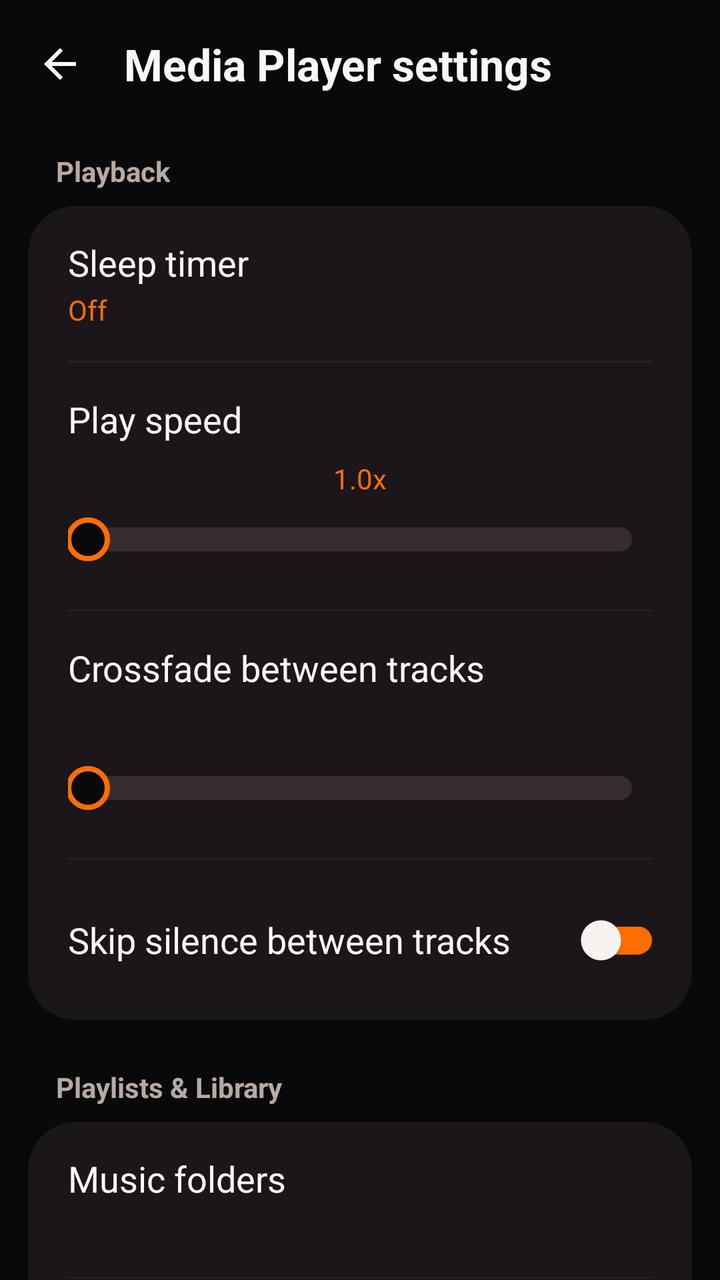
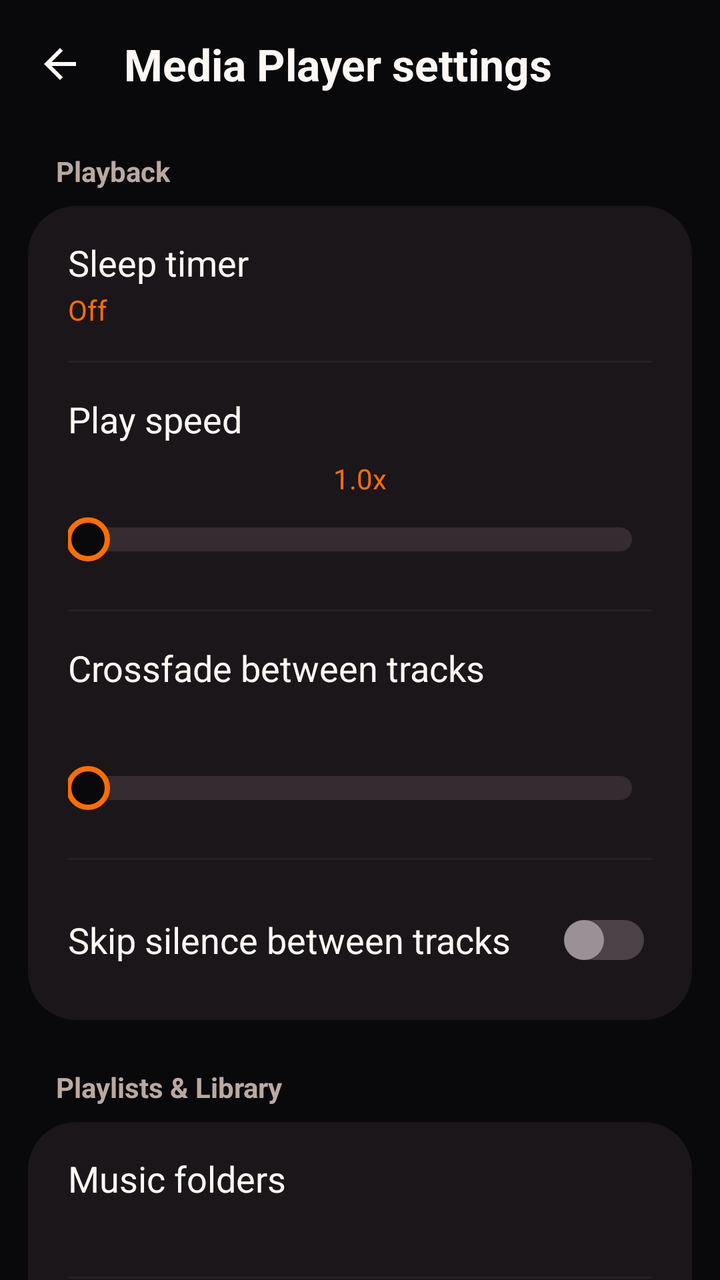

The first picture is an Android layout as it rendered before a commit; the second is the same layout after the commit. The layout source and the unified diff follow.
<!-- AndroidManifest.xml: application theme Theme.Mediaplayer -->
<!-- res/layout/fragment_settings.xml -->
<?xml version="1.0" encoding="utf-8"?>
<LinearLayout xmlns:android="http://schemas.android.com/apk/res/android"
    xmlns:app="http://schemas.android.com/apk/res-auto"
    android:layout_width="match_parent"
    android:layout_height="match_parent"
    android:background="@color/background"
    android:orientation="vertical">

    
    <LinearLayout
        android:layout_width="match_parent"
        android:layout_height="64dp"
        android:gravity="center_vertical"
        android:orientation="horizontal"
        android:paddingStart="6dp"
        android:paddingEnd="16dp">

        <FrameLayout
            android:id="@+id/settingsBack"
            android:layout_width="48dp"
            android:layout_height="48dp"
            android:background="@drawable/player_cell_bg"
            android:clickable="true"
            android:contentDescription="@string/settings_back"
            android:focusable="true">

            <ImageView
                android:layout_width="24dp"
                android:layout_height="24dp"
                android:layout_gravity="center"
                android:contentDescription="@null"
                android:src="@drawable/player_ic_back"
                android:tint="@color/text_primary" />
        </FrameLayout>

        <TextView
            android:layout_width="wrap_content"
            android:layout_height="wrap_content"
            android:layout_marginStart="8dp"
            android:text="@string/settings_header_title"
            android:textColor="@color/text_primary"
            android:textSize="22sp"
            android:textStyle="bold" />
    </LinearLayout>

    <ScrollView
        android:layout_width="match_parent"
        android:layout_height="0dp"
        android:layout_weight="1"
        android:clipToPadding="false"
        android:paddingBottom="36dp"
        android:scrollbars="none">

        <LinearLayout
            android:layout_width="match_parent"
            android:layout_height="wrap_content"
            android:orientation="vertical"
            android:paddingStart="14dp"
            android:paddingEnd="14dp">

            
            <TextView
                android:layout_width="wrap_content"
                android:layout_height="wrap_content"
                android:layout_marginStart="14dp"
                android:layout_marginTop="12dp"
                android:layout_marginBottom="8dp"
                android:text="@string/settings_section_playback"
                android:textColor="@color/text_secondary"
                android:textSize="14sp"
                android:textStyle="bold" />

            <LinearLayout
                android:layout_width="match_parent"
                android:layout_height="wrap_content"
                android:background="@drawable/settings_card_bg"
                android:orientation="vertical">

                
                <LinearLayout
                    android:id="@+id/settingsRowSleepTimer"
                    android:layout_width="match_parent"
                    android:layout_height="wrap_content"
                    android:background="@drawable/settings_item_bg"
                    android:clickable="true"
                    android:focusable="true"
                    android:orientation="vertical"
                    android:paddingStart="20dp"
                    android:paddingTop="16dp"
                    android:paddingEnd="20dp"
                    android:paddingBottom="16dp">

                    <TextView
                        android:layout_width="match_parent"
                        android:layout_height="wrap_content"
                        android:text="@string/menu_sleep_timer"
                        android:textColor="@color/text_primary"
                        android:textSize="18sp" />

                    <TextView
                        android:id="@+id/settingsSleepTimerSummary"
                        android:layout_width="match_parent"
                        android:layout_height="wrap_content"
                        android:layout_marginTop="2dp"
                        android:text="@string/settings_crossfade_off"
                        android:textColor="@color/accent"
                        android:textSize="14sp" />
                </LinearLayout>

                <View
                    android:layout_width="match_parent"
                    android:layout_height="1dp"
                    android:layout_marginStart="20dp"
                    android:layout_marginEnd="20dp"
                    android:background="@color/divider" />

                
                <LinearLayout
                    android:layout_width="match_parent"
                    android:layout_height="wrap_content"
                    android:orientation="vertical"
                    android:paddingStart="20dp"
                    android:paddingTop="16dp"
                    android:paddingEnd="20dp"
                    android:paddingBottom="18dp">

                    <TextView
                        android:layout_width="match_parent"
                        android:layout_height="wrap_content"
                        android:text="@string/settings_play_speed_title"
                        android:textColor="@color/text_primary"
                        android:textSize="18sp" />

                    <TextView
                        android:id="@+id/settingsPlaySpeedValue"
                        android:layout_width="match_parent"
                        android:layout_height="wrap_content"
                        android:layout_marginTop="8dp"
                        android:gravity="center_horizontal"
                        android:text="1.0x"
                        android:textColor="@color/accent"
                        android:textSize="14sp" />

                    <SeekBar
                        android:id="@+id/settingsPlaySpeed"
                        android:layout_width="match_parent"
                        android:layout_height="34dp"
                        android:layout_marginTop="4dp"
                        android:contentDescription="@string/settings_play_speed_title"
                        android:maxHeight="12dp"
                        android:minHeight="12dp"
                        android:paddingStart="10dp"
                        android:paddingEnd="10dp"
                        android:progressDrawable="@drawable/settings_seek_progress"
                        android:splitTrack="false"
                        android:thumb="@drawable/settings_seek_thumb" />
                </LinearLayout>

                <View
                    android:layout_width="match_parent"
                    android:layout_height="1dp"
                    android:layout_marginStart="20dp"
                    android:layout_marginEnd="20dp"
                    android:background="@color/divider" />

                
                <LinearLayout
                    android:layout_width="match_parent"
                    android:layout_height="wrap_content"
                    android:orientation="vertical"
                    android:paddingStart="20dp"
                    android:paddingTop="16dp"
                    android:paddingEnd="20dp"
                    android:paddingBottom="18dp">

                    <TextView
                        android:layout_width="match_parent"
                        android:layout_height="wrap_content"
                        android:text="@string/settings_crossfade_row_title"
                        android:textColor="@color/text_primary"
                        android:textSize="18sp" />

                    <TextView
                        android:id="@+id/settingsCrossfadeValue"
                        android:layout_width="match_parent"
                        android:layout_height="wrap_content"
                        android:layout_marginTop="8dp"
                        android:gravity="center_horizontal"
                        android:textColor="@color/accent"
                        android:textSize="14sp" />

                    <SeekBar
                        android:id="@+id/settingsCrossfade"
                        android:layout_width="match_parent"
                        android:layout_height="34dp"
                        android:layout_marginTop="4dp"
                        android:contentDescription="@string/settings_crossfade_row_title"
                        android:maxHeight="12dp"
                        android:minHeight="12dp"
                        android:paddingStart="10dp"
                        android:paddingEnd="10dp"
                        android:progressDrawable="@drawable/settings_seek_progress"
                        android:splitTrack="false"
                        android:thumb="@drawable/settings_seek_thumb" />
                </LinearLayout>

                <View
                    android:layout_width="match_parent"
                    android:layout_height="1dp"
                    android:layout_marginStart="20dp"
                    android:layout_marginEnd="20dp"
                    android:background="@color/divider" />

                
                <LinearLayout
                    android:id="@+id/settingsRowSkipSilence"
                    android:layout_width="match_parent"
                    android:layout_height="wrap_content"
                    android:background="@drawable/settings_item_bg"
                    android:clickable="true"
                    android:focusable="true"
                    android:gravity="center_vertical"
                    android:orientation="horizontal"
                    android:paddingStart="20dp"
                    android:paddingTop="16dp"
                    android:paddingEnd="16dp"
                    android:paddingBottom="16dp">

                    <TextView
                        android:layout_width="0dp"
                        android:layout_height="wrap_content"
                        android:layout_weight="1"
                        android:text="@string/settings_skip_silence_title"
                        android:textColor="@color/text_primary"
                        android:textSize="18sp" />

                    <androidx.appcompat.widget.SwitchCompat
                        android:id="@+id/settingsSwitchSkipSilence"
                        android:layout_width="wrap_content"
                        android:layout_height="wrap_content"
                        app:thumbTint="@color/text_primary"
                        app:trackTint="@color/accent" />
                </LinearLayout>
            </LinearLayout>

            
            <TextView
                android:layout_width="wrap_content"
                android:layout_height="wrap_content"
                android:layout_marginStart="14dp"
                android:layout_marginTop="24dp"
                android:layout_marginBottom="8dp"
                android:text="@string/settings_section_playlists"
                android:textColor="@color/text_secondary"
                android:textSize="14sp"
                android:textStyle="bold" />

            <LinearLayout
                android:layout_width="match_parent"
                android:layout_height="wrap_content"
                android:background="@drawable/settings_card_bg"
                android:orientation="vertical">

                
                <LinearLayout
                    android:id="@+id/settingsRowFolders"
                    android:layout_width="match_parent"
                    android:layout_height="wrap_content"
                    android:background="@drawable/settings_item_bg"
                    android:clickable="true"
                    android:focusable="true"
                    android:orientation="vertical"
                    android:paddingStart="20dp"
                    android:paddingTop="16dp"
                    android:paddingEnd="20dp"
                    android:paddingBottom="16dp">

                    <TextView
                        android:layout_width="match_parent"
                        android:layout_height="wrap_content"
                        android:text="@string/settings_folders_row_title"
                        android:textColor="@color/text_primary"
                        android:textSize="18sp" />

                    <TextView
                        android:id="@+id/settingsFoldersSummary"
                        android:layout_width="match_parent"
                        android:layout_height="wrap_content"
                        android:layout_marginTop="2dp"
                        android:textColor="@color/accent"
                        android:textSize="14sp" />
                </LinearLayout>

                <View
                    android:layout_width="match_parent"
                    android:layout_height="1dp"
                    android:layout_marginStart="20dp"
                    android:layout_marginEnd="20dp"
                    android:background="@color/divider" />

                
                <LinearLayout
                    android:id="@+id/settingsRescan"
                    android:layout_width="match_parent"
                    android:layout_height="wrap_content"
                    android:background="@drawable/settings_item_bg"
                    android:clickable="true"
                    android:focusable="true"
                    android:orientation="vertical"
                    android:paddingStart="20dp"
                    android:paddingTop="16dp"
                    android:paddingEnd="20dp"
                    android:paddingBottom="16dp">

                    <TextView
                        android:layout_width="match_parent"
                        android:layout_height="wrap_content"
                        android:text="@string/library_rescan"
                        android:textColor="@color/text_primary"
                        android:textSize="18sp" />

                    <TextView
                        android:id="@+id/settingsScan"
                        android:layout_width="match_parent"
                        android:layout_height="wrap_content"
                        android:layout_marginTop="2dp"
                        android:textColor="@color/accent"
                        android:textSize="14sp" />
                </LinearLayout>

                <View
                    android:layout_width="match_parent"
                    android:layout_height="1dp"
                    android:layout_marginStart="20dp"
                    android:layout_marginEnd="20dp"
                    android:background="@color/divider" />

                
                <LinearLayout
                    android:id="@+id/settingsRowSeparator"
                    android:layout_width="match_parent"
                    android:layout_height="wrap_content"
                    android:background="@drawable/settings_item_bg"
                    android:clickable="true"
                    android:focusable="true"
                    android:orientation="vertical"
                    android:paddingStart="20dp"
                    android:paddingTop="16dp"
                    android:paddingEnd="20dp"
                    android:paddingBottom="16dp">

                    <TextView
                        android:layout_width="match_parent"
                        android:layout_height="wrap_content"
                        android:text="@string/settings_separator_row_title"
                        android:textColor="@color/text_primary"
                        android:textSize="18sp" />

                    <TextView
                        android:id="@+id/settingsPreview"
                        android:layout_width="match_parent"
                        android:layout_height="wrap_content"
                        android:layout_marginTop="2dp"
                        android:ellipsize="end"
                        android:maxLines="2"
                        android:textColor="@color/accent"
                        android:textSize="14sp" />
                </LinearLayout>

                <View
                    android:layout_width="match_parent"
                    android:layout_height="1dp"
                    android:layout_marginStart="20dp"
                    android:layout_marginEnd="20dp"
                    android:background="@color/divider" />

                
                <LinearLayout
                    android:id="@+id/settingsRowNoDuplicates"
                    android:layout_width="match_parent"
                    android:layout_height="wrap_content"
                    android:background="@drawable/settings_item_bg"
                    android:clickable="true"
                    android:focusable="true"
                    android:gravity="center_vertical"
                    android:orientation="horizontal"
                    android:paddingStart="20dp"
                    android:paddingTop="16dp"
                    android:paddingEnd="16dp"
                    android:paddingBottom="16dp">

                    <LinearLayout
                        android:layout_width="0dp"
                        android:layout_height="wrap_content"
                        android:layout_weight="1"
                        android:orientation="vertical">

                        <TextView
                            android:layout_width="match_parent"
                            android:layout_height="wrap_content"
                            android:text="@string/settings_no_duplicates_title"
                            android:textColor="@color/text_primary"
                            android:textSize="18sp" />

                        <TextView
                            android:layout_width="match_parent"
                            android:layout_height="wrap_content"
                            android:layout_marginTop="2dp"
                            android:text="@string/settings_no_duplicates_sub"
                            android:textColor="@color/text_secondary"
                            android:textSize="14sp" />
                    </LinearLayout>

                    <androidx.appcompat.widget.SwitchCompat
                        android:id="@+id/settingsSwitchNoDuplicates"
                        android:layout_width="wrap_content"
                        android:layout_height="wrap_content"
                        app:thumbTint="@color/text_primary"
                        app:trackTint="@color/accent" />
                </LinearLayout>
            </LinearLayout>

            
            <TextView
                android:layout_width="wrap_content"
                android:layout_height="wrap_content"
                android:layout_marginStart="14dp"
                android:layout_marginTop="24dp"
                android:layout_marginBottom="8dp"
                android:text="@string/settings_section_ai"
                android:textColor="@color/text_secondary"
                android:textSize="14sp"
                android:textStyle="bold" />

            <LinearLayout
                android:layout_width="match_parent"
                android:layout_height="wrap_content"
                android:background="@drawable/settings_card_bg"
                android:orientation="vertical">

                
                <LinearLayout
                    android:id="@+id/settingsRowAiServer"
                    android:layout_width="match_parent"
                    android:layout_height="wrap_content"
                    android:background="@drawable/settings_item_bg"
                    android:clickable="true"
                    android:focusable="true"
                    android:orientation="vertical"
                    android:paddingStart="20dp"
                    android:paddingTop="16dp"
                    android:paddingEnd="20dp"
                    android:paddingBottom="16dp">

                    <TextView
                        android:layout_width="match_parent"
                        android:layout_height="wrap_content"
                        android:text="@string/mashup_server_title"
                        android:textColor="@color/text_primary"
                        android:textSize="18sp" />

                    <TextView
                        android:id="@+id/settingsAiServerSummary"
                        android:layout_width="match_parent"
                        android:layout_height="wrap_content"
                        android:layout_marginTop="2dp"
                        android:textColor="@color/accent"
                        android:textSize="14sp" />
                </LinearLayout>

                <View
                    android:layout_width="match_parent"
                    android:layout_height="1dp"
                    android:layout_marginStart="20dp"
                    android:layout_marginEnd="20dp"
                    android:background="@color/divider" />

                
                <LinearLayout
                    android:id="@+id/settingsAiDiscover"
                    android:layout_width="match_parent"
                    android:layout_height="wrap_content"
                    android:background="@drawable/settings_item_bg"
                    android:clickable="true"
                    android:focusable="true"
                    android:orientation="vertical"
                    android:paddingStart="20dp"
                    android:paddingTop="16dp"
                    android:paddingEnd="20dp"
                    android:paddingBottom="16dp">

                    <TextView
                        android:layout_width="match_parent"
                        android:layout_height="wrap_content"
                        android:text="@string/settings_ai_discover_row"
                        android:textColor="@color/text_primary"
                        android:textSize="18sp" />

                    <TextView
                        android:layout_width="match_parent"
                        android:layout_height="wrap_content"
                        android:layout_marginTop="2dp"
                        android:text="@string/settings_ai_discover_sub"
                        android:textColor="@color/text_secondary"
                        android:textSize="14sp" />
                </LinearLayout>

                <View
                    android:layout_width="match_parent"
                    android:layout_height="1dp"
                    android:layout_marginStart="20dp"
                    android:layout_marginEnd="20dp"
                    android:background="@color/divider" />

                
                <LinearLayout
                    android:id="@+id/settingsAiTest"
                    android:layout_width="match_parent"
                    android:layout_height="wrap_content"
                    android:background="@drawable/settings_item_bg"
                    android:clickable="true"
                    android:focusable="true"
                    android:orientation="vertical"
                    android:paddingStart="20dp"
                    android:paddingTop="16dp"
                    android:paddingEnd="20dp"
                    android:paddingBottom="16dp">

                    <TextView
                        android:layout_width="match_parent"
                        android:layout_height="wrap_content"
                        android:text="@string/settings_ai_test_row"
                        android:textColor="@color/text_primary"
                        android:textSize="18sp" />

                    <TextView
                        android:id="@+id/settingsAiStatus"
                        android:layout_width="match_parent"
                        android:layout_height="wrap_content"
                        android:layout_marginTop="2dp"
                        android:text="@string/settings_ai_test_sub"
                        android:textColor="@color/accent"
                        android:textSize="14sp" />
                </LinearLayout>
            </LinearLayout>

        </LinearLayout>
    </ScrollView>

</LinearLayout>
<!-- resources referenced by this layout -->
<resources>
  <color name="accent">#FFFF6D00</color>
  <color name="background">#FF09080A</color>
  <color name="divider">#FF262025</color>
  <color name="text_primary">#FFFDF8F5</color>
  <color name="text_secondary">#FFB8AAA2</color>
  <!-- drawable player_ic_back (drawable) -->
  <vector xmlns:android="http://schemas.android.com/apk/res/android"
      android:width="24dp"
      android:height="24dp"
      android:viewportWidth="24"
      android:viewportHeight="24">
      <path
          android:fillColor="#FFFFFFFF"
          android:pathData="M20,11H7.83l5.59,-5.59L12,4l-8,8 8,8 1.41,-1.41L7.83,13H20v-2z" />
  </vector>
  <!-- drawable settings_card_bg (drawable) -->
  <?xml version="1.0" encoding="utf-8"?>
  <shape xmlns:android="http://schemas.android.com/apk/res/android"
      android:shape="rectangle">
      <solid android:color="@color/surface" />
      <corners android:radius="24dp" />
  </shape>
  <!-- drawable settings_seek_thumb (drawable) -->
  <?xml version="1.0" encoding="utf-8"?>
  <shape xmlns:android="http://schemas.android.com/apk/res/android"
      android:shape="oval">
      <solid android:color="#FF09080A" />
      <stroke
          android:width="2.5dp"
          android:color="@color/accent" />
      <size
          android:width="22dp"
          android:height="22dp" />
  </shape>
  <string name="library_rescan">Rescan library</string>
  <string name="mashup_server_title">Mashup server address</string>
  <string name="menu_sleep_timer">Sleep timer</string>
  <string name="settings_ai_discover_row">Find server on Wi-Fi</string>
  <string name="settings_ai_discover_sub">Automatically detect ai_router/server.py on your local network</string>
  <string name="settings_ai_test_row">Test server connection</string>
  <string name="settings_ai_test_sub">Tap to check server status and GPU device</string>
  <string name="settings_back">Back</string>
  <string name="settings_crossfade_off">Off</string>
  <string name="settings_crossfade_row_title">Crossfade between tracks</string>
  <string name="settings_folders_row_title">Music folders</string>
  <string name="settings_header_title">Media Player settings</string>
  <string name="settings_no_duplicates_sub">Don’t allow duplicates in queue</string>
  <string name="settings_no_duplicates_title">Don’t allow duplicate songs</string>
  <string name="settings_play_speed_title">Play speed</string>
  <string name="settings_section_ai">AI Mashup Server</string>
  <string name="settings_section_playback">Playback</string>
  <string name="settings_section_playlists">Playlists &amp; Library</string>
  <string name="settings_separator_row_title">Artist separator</string>
  <string name="settings_skip_silence_title">Skip silence between tracks</string>
  <color name="surface">#FF1A1619</color>
  <!-- drawable ic_splash_empty (drawable) -->
  <?xml version="1.0" encoding="utf-8"?>
  <vector xmlns:android="http://schemas.android.com/apk/res/android"
      android:width="1dp"
      android:height="1dp"
      android:viewportWidth="1"
      android:viewportHeight="1" />
  <!-- unchanged entries left out for length: 4 -->
</resources>

<!-- the commit's change to res/layout/fragment_settings.xml (unified diff, before → after) -->
@@ -238,8 +238,13 @@
                         android:id="@+id/settingsSwitchSkipSilence"
                         android:layout_width="wrap_content"
                         android:layout_height="wrap_content"
-                        app:thumbTint="@color/text_primary"
-                        app:trackTint="@color/accent" />
+                        android:thumb="@drawable/settings_switch_thumb_shape"
+                        app:switchMinWidth="52dp"
+                        app:thumbTint="@color/settings_switch_thumb"
+                        app:thumbTintMode="src_in"
+                        app:track="@drawable/settings_switch_track_shape"
+                        app:trackTint="@color/settings_switch_track"
+                        app:trackTintMode="src_in" />
                 </LinearLayout>
             </LinearLayout>
 
@@ -415,8 +420,13 @@
                         android:id="@+id/settingsSwitchNoDuplicates"
                         android:layout_width="wrap_content"
                         android:layout_height="wrap_content"
-                        app:thumbTint="@color/text_primary"
-                        app:trackTint="@color/accent" />
+                        android:thumb="@drawable/settings_switch_thumb_shape"
+                        app:switchMinWidth="52dp"
+                        app:thumbTint="@color/settings_switch_thumb"
+                        app:thumbTintMode="src_in"
+                        app:track="@drawable/settings_switch_track_shape"
+                        app:trackTint="@color/settings_switch_track"
+                        app:trackTintMode="src_in" />
                 </LinearLayout>
             </LinearLayout>
 
<!-- resource entries referenced after the edit -->
@@ -34,6 +34,27 @@
           android:width="22dp"
           android:height="22dp" />
   </shape>
+  <!-- drawable settings_switch_thumb_shape (drawable) -->
+  <?xml version="1.0" encoding="utf-8"?>
+  <inset xmlns:android="http://schemas.android.com/apk/res/android"
+      android:inset="4dp">
+      <shape android:shape="oval">
+          <solid android:color="#FFFFFFFF" />
+          <size
+              android:width="20dp"
+              android:height="20dp" />
+      </shape>
+  </inset>
+  <!-- drawable settings_switch_track_shape (drawable) -->
+  <?xml version="1.0" encoding="utf-8"?>
+  <shape xmlns:android="http://schemas.android.com/apk/res/android"
+      android:shape="rectangle">
+      <solid android:color="#FFFFFFFF" />
+      <corners android:radius="14dp" />
+      <size
+          android:width="52dp"
+          android:height="28dp" />
+  </shape>
   <string name="library_rescan">Rescan library</string>
   <string name="mashup_server_title">Mashup server address</string>
   <string name="menu_sleep_timer">Sleep timer</string>
